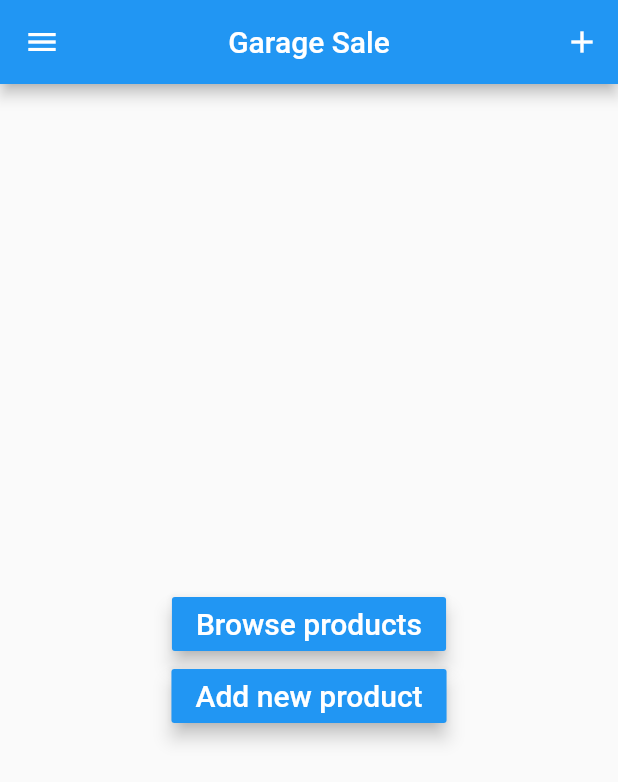
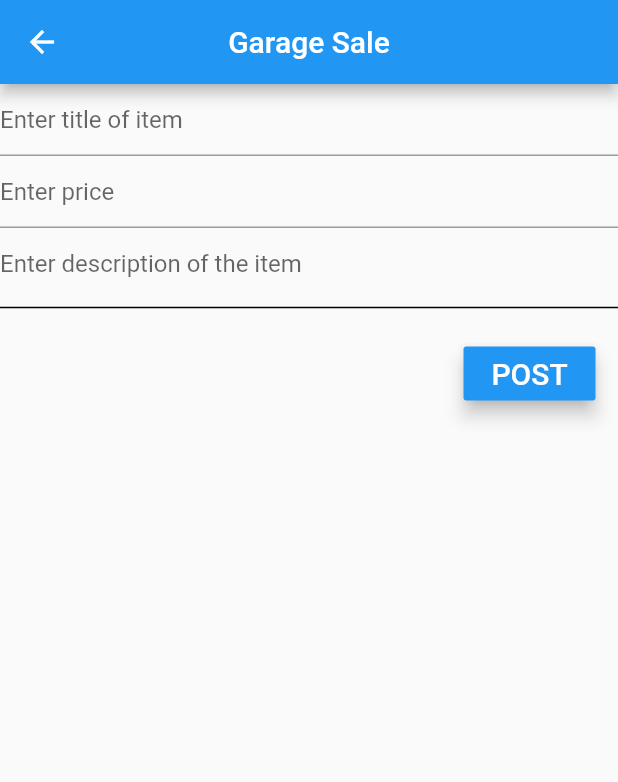
Before and after one commit to ShuaiLang/6350-Final-Project, a Flutter app: the screen it shows after launch, after a tap on "Add new product", on a phone screen of 412 x 824 dp. Shown: the top 782 px of the screen. Run offline on Flutter 3.47's test engine with Material 2 defaults, Android fonts, the phone set to English and light mode, and no system bars.

Commit message:
add product init page

```diff
--- /dev/null
+++ b/lib/pages/addProduct.dart
@@ -0,0 +1,54 @@
+import 'package:flutter/material.dart';
+
+class AddProduct extends StatefulWidget {
+  @override
+  _AddProductState createState() => _AddProductState();
+}
+
+class _AddProductState extends State<AddProduct> {
+  @override
+  Widget build(BuildContext context) {
+    return Scaffold(
+      appBar: AppBar(
+        title: Text("Garage Sale"),
+        centerTitle: true,
+      ),
+      body: Container(
+        height: MediaQuery.of(context).size.height,
+        child: Column(
+          mainAxisSize: MainAxisSize.max,
+          children: <Widget>[
+            TextField(
+              decoration: InputDecoration(hintText: 'Enter title of item'),
+            ),
+            TextField(
+              decoration: InputDecoration(hintText: 'Enter price'),
+            ),
+            TextField(
+              decoration: InputDecoration(
+                  border: InputBorder.none,
+                  hintText: 'Enter description of the item'),
+            ),
+            Divider(
+              height: 10,
+              color: Colors.black,
+              thickness: 1,
+            ),
+            // not figure out how to make it to the most buttom
+            Container(
+              padding: EdgeInsets.all(15),
+              alignment: Alignment.bottomRight,
+              child: RaisedButton(
+                onPressed: () {},
+                child: const Text('POST', style: TextStyle(fontSize: 20)),
+                color: Colors.blue,
+                textColor: Colors.white,
+                elevation: 5,
+              ),
+            )
+          ],
+        ),
+      ),
+    );
+  }
+}
--- a/lib/pages/home.dart
+++ b/lib/pages/home.dart
@@ -1,3 +1,5 @@
+import 'package:final6350/pages/addProduct.dart';
+import 'package:flutter/cupertino.dart';
 import 'package:flutter/material.dart';
 
 class MyHomePage extends StatefulWidget {
@@ -35,7 +37,12 @@ class _MyHomePageState extends State<MyHomePage> {
             elevation: 5,
           ),
           RaisedButton(
-            onPressed: () {},
+            onPressed: () {
+              Navigator.of(context)
+                  .push(CupertinoPageRoute(builder: (BuildContext context) {
+                return AddProduct();
+              }));
+            },
             child:
                 const Text('Add new product', style: TextStyle(fontSize: 20)),
             color: Colors.blue,
```
